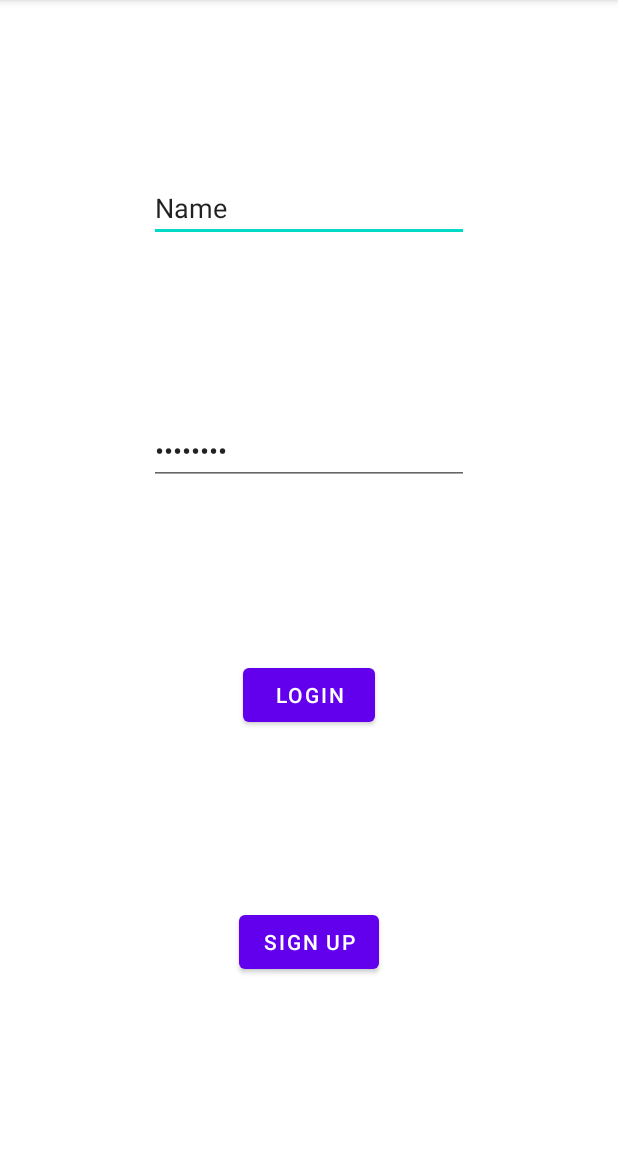
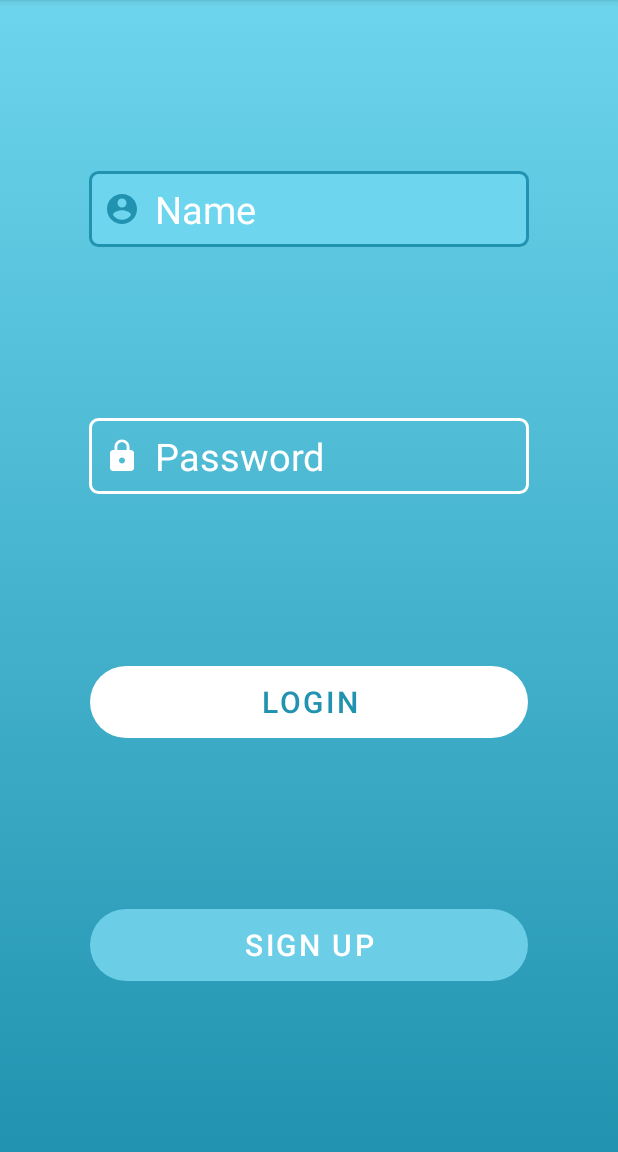
Before and after one commit to rsl081/Weathcare-app, an Android app: the screen it shows after launch (LoginActivity), on a phone screen of 412 x 824 dp, the part 84-1236 px from its top. Run offline under Robolectric (Android 15) with nearby library versions, the phone set to English and light mode, and no system bars; our stand-ins replace Firebase (no records; nobody signed in at launch, a user with empty details on screens opened directly).

Commit message:
not Complete Login Deign

```diff
--- /dev/null
+++ b/app/src/main/res/drawable/edit_button.xml
@@ -0,0 +1,6 @@
+<?xml version="1.0" encoding="utf-8"?>
+<shape xmlns:android="http://schemas.android.com/apk/res/android">
+
+    <corners android:radius="30dp"/>
+
+</shape>
--- /dev/null
+++ b/app/src/main/res/drawable/edit_text.xml
@@ -0,0 +1,17 @@
+<?xml version="1.0" encoding="utf-8"?>
+<selector xmlns:android="http://schemas.android.com/apk/res/android">
+    <item android:state_enabled="true" android:state_focused="true">
+        <shape android:shape="rectangle">
+            <solid android:color="#6dd5ed"/>
+            <stroke android:color="#2193b0" android:width="2dp"/>
+            <corners android:radius="5dp"/>
+        </shape>
+    </item>
+
+    <item android:state_enabled="true">
+        <shape android:shape="rectangle">
+            <stroke android:color="@color/white" android:width="2dp"/>
+            <corners android:radius="5dp"/>
+        </shape>
+    </item>
+</selector>
--- /dev/null
+++ b/app/src/main/res/drawable/gradient_background.xml
@@ -0,0 +1,12 @@
+<?xml version="1.0" encoding="utf-8"?>
+<selector xmlns:android="http://schemas.android.com/apk/res/android">
+    <item>
+        <shape>
+            <gradient
+                android:angle="90"
+                android:startColor="#2193b0"
+                android:endColor="#6dd5ed"
+                android:type="linear"/>
+        </shape>
+    </item>
+</selector>
--- /dev/null
+++ b/app/src/main/res/drawable/va_pass_focus.xml
@@ -0,0 +1,8 @@
+<?xml version="1.0" encoding="utf-8"?>
+<selector xmlns:android="http://schemas.android.com/apk/res/android">
+    <item android:state_focused="true"
+        android:drawable="@drawable/va_pass_icon_focus"/>
+
+    <item android:state_focused="false"
+        android:drawable="@drawable/va_pass_icon"/>
+</selector>
--- /dev/null
+++ b/app/src/main/res/drawable/va_pass_icon.xml
@@ -0,0 +1,8 @@
+<vector android:height="24dp"
+    android:viewportHeight="24"
+    android:viewportWidth="24"
+    android:width="24dp"
+    xmlns:android="http://schemas.android.com/apk/res/android">
+    <path android:fillColor="@android:color/white"
+        android:pathData="M18,8h-1L17,6c0,-2.76 -2.24,-5 -5,-5S7,3.24 7,6v2L6,8c-1.1,0 -2,0.9 -2,2v10c0,1.1 0.9,2 2,2h12c1.1,0 2,-0.9 2,-2L20,10c0,-1.1 -0.9,-2 -2,-2zM12,17c-1.1,0 -2,-0.9 -2,-2s0.9,-2 2,-2 2,0.9 2,2 -0.9,2 -2,2zM15.1,8L8.9,8L8.9,6c0,-1.71 1.39,-3.1 3.1,-3.1 1.71,0 3.1,1.39 3.1,3.1v2z"/>
+</vector>
--- /dev/null
+++ b/app/src/main/res/drawable/va_pass_icon_focus.xml
@@ -0,0 +1,8 @@
+<vector android:height="24dp"
+    android:viewportHeight="24"
+    android:viewportWidth="24"
+    android:width="24dp"
+    xmlns:android="http://schemas.android.com/apk/res/android">
+    <path android:fillColor="#2193b0"
+        android:pathData="M18,8h-1L17,6c0,-2.76 -2.24,-5 -5,-5S7,3.24 7,6v2L6,8c-1.1,0 -2,0.9 -2,2v10c0,1.1 0.9,2 2,2h12c1.1,0 2,-0.9 2,-2L20,10c0,-1.1 -0.9,-2 -2,-2zM12,17c-1.1,0 -2,-0.9 -2,-2s0.9,-2 2,-2 2,0.9 2,2 -0.9,2 -2,2zM15.1,8L8.9,8L8.9,6c0,-1.71 1.39,-3.1 3.1,-3.1 1.71,0 3.1,1.39 3.1,3.1v2z"/>
+</vector>
--- /dev/null
+++ b/app/src/main/res/drawable/va_user_focus.xml
@@ -0,0 +1,8 @@
+<?xml version="1.0" encoding="utf-8"?>
+<selector xmlns:android="http://schemas.android.com/apk/res/android">
+    <item android:state_focused="true"
+        android:drawable="@drawable/va_user_icon_focus"/>
+
+    <item android:state_focused="false"
+        android:drawable="@drawable/va_user_icon"/>
+</selector>
--- /dev/null
+++ b/app/src/main/res/drawable/va_user_icon.xml
@@ -0,0 +1,9 @@
+<vector android:height="24dp"
+    android:viewportHeight="24"
+    android:viewportWidth="24"
+    android:width="24dp"
+    xmlns:android="http://schemas.android.com/apk/res/android">
+
+    <path android:fillColor="@android:color/white"
+          android:pathData="M12,2C6.48,2 2,6.48 2,12s4.48,10 10,10 10,-4.48 10,-10S17.52,2 12,2zM12,5c1.66,0 3,1.34 3,3s-1.34,3 -3,3 -3,-1.34 -3,-3 1.34,-3 3,-3zM12,19.2c-2.5,0 -4.71,-1.28 -6,-3.22 0.03,-1.99 4,-3.08 6,-3.08 1.99,0 5.97,1.09 6,3.08 -1.29,1.94 -3.5,3.22 -6,3.22z"/>
+</vector>
--- /dev/null
+++ b/app/src/main/res/drawable/va_user_icon_focus.xml
@@ -0,0 +1,9 @@
+<vector android:height="24dp"
+    android:viewportHeight="24"
+    android:viewportWidth="24"
+    android:width="24dp"
+    xmlns:android="http://schemas.android.com/apk/res/android">
+
+    <path android:fillColor="#2193b0"
+          android:pathData="M12,2C6.48,2 2,6.48 2,12s4.48,10 10,10 10,-4.48 10,-10S17.52,2 12,2zM12,5c1.66,0 3,1.34 3,3s-1.34,3 -3,3 -3,-1.34 -3,-3 1.34,-3 3,-3zM12,19.2c-2.5,0 -4.71,-1.28 -6,-3.22 0.03,-1.99 4,-3.08 6,-3.08 1.99,0 5.97,1.09 6,3.08 -1.29,1.94 -3.5,3.22 -6,3.22z"/>
+</vector>
--- a/app/src/main/res/layout/activity_login.xml
+++ b/app/src/main/res/layout/activity_login.xml
@@ -4,15 +4,26 @@
     xmlns:tools="http://schemas.android.com/tools"
     android:layout_width="match_parent"
     android:layout_height="match_parent"
-    tools:context=".login.LoginActivity">
+    tools:context=".login.LoginActivity"
+    android:background="@drawable/gradient_background">
+
 
     <EditText
         android:id="@+id/etEmailLogin"
         android:layout_width="wrap_content"
         android:layout_height="wrap_content"
+        android:background="@drawable/edit_text"
+        android:drawableLeft="@drawable/va_user_focus"
+        android:drawablePadding="10dp"
         android:ems="10"
+        android:hint="Name"
         android:inputType="textPersonName"
-        android:text="Name"
+        android:paddingStart="10dp"
+        android:paddingTop="8dp"
+        android:paddingEnd="10dp"
+        android:paddingBottom="8dp"
+        android:textColorHint="@color/white"
+        android:textSize="25sp"
         app:layout_constraintBottom_toTopOf="@+id/etPasswordLogin"
         app:layout_constraintEnd_toEndOf="parent"
         app:layout_constraintHorizontal_bias="0.5"
@@ -23,35 +34,58 @@
         android:id="@+id/etPasswordLogin"
         android:layout_width="wrap_content"
         android:layout_height="wrap_content"
+        android:background="@drawable/edit_text"
+        android:drawableLeft="@drawable/va_pass_focus"
+        android:drawablePadding="10dp"
         android:ems="10"
+        android:hint="Password"
         android:inputType="textPassword"
-        android:text="Password"
+        android:paddingStart="10dp"
+        android:paddingTop="8dp"
+        android:paddingEnd="10dp"
+        android:paddingBottom="8dp"
+        android:textColorHint="@color/white"
+        android:textSize="25sp"
         app:layout_constraintBottom_toTopOf="@+id/loginBtn"
         app:layout_constraintEnd_toEndOf="parent"
-        app:layout_constraintHorizontal_bias="0.5"
         app:layout_constraintStart_toStartOf="parent"
         app:layout_constraintTop_toBottomOf="@+id/etEmailLogin" />
 
     <Button
         android:id="@+id/loginBtn"
-        android:layout_width="wrap_content"
+        android:layout_width="match_parent"
         android:layout_height="wrap_content"
+        android:layout_marginStart="60dp"
+        android:layout_marginEnd="60dp"
+        android:background="@drawable/edit_button"
         android:text="Login"
+        android:textColor="#2193b0"
+        android:textSize="20sp"
+        app:backgroundTint="@color/white"
         app:layout_constraintBottom_toTopOf="@+id/signupBtnLogin"
         app:layout_constraintEnd_toEndOf="parent"
-        app:layout_constraintHorizontal_bias="0.5"
+        app:layout_constraintHorizontal_bias="0.0"
         app:layout_constraintStart_toStartOf="parent"
         app:layout_constraintTop_toBottomOf="@+id/etPasswordLogin" />
 
     <Button
         android:id="@+id/signupBtnLogin"
-        android:layout_width="wrap_content"
+        android:layout_width="match_parent"
         android:layout_height="wrap_content"
+        android:layout_marginLeft="60dp"
+        android:layout_marginRight="60dp"
+        android:background="@drawable/edit_button"
         android:text="Sign Up"
+        android:textColor="@color/white"
+        android:textSize="20sp"
+        app:backgroundTint="#6CCDE6"
         app:layout_constraintBottom_toBottomOf="parent"
         app:layout_constraintEnd_toEndOf="parent"
+        app:layout_constraintHorizontal_bias="0.498"
         app:layout_constraintStart_toStartOf="parent"
         app:layout_constraintTop_toBottomOf="@+id/loginBtn" />
 
 
+
+
 </androidx.constraintlayout.widget.ConstraintLayout>
```
